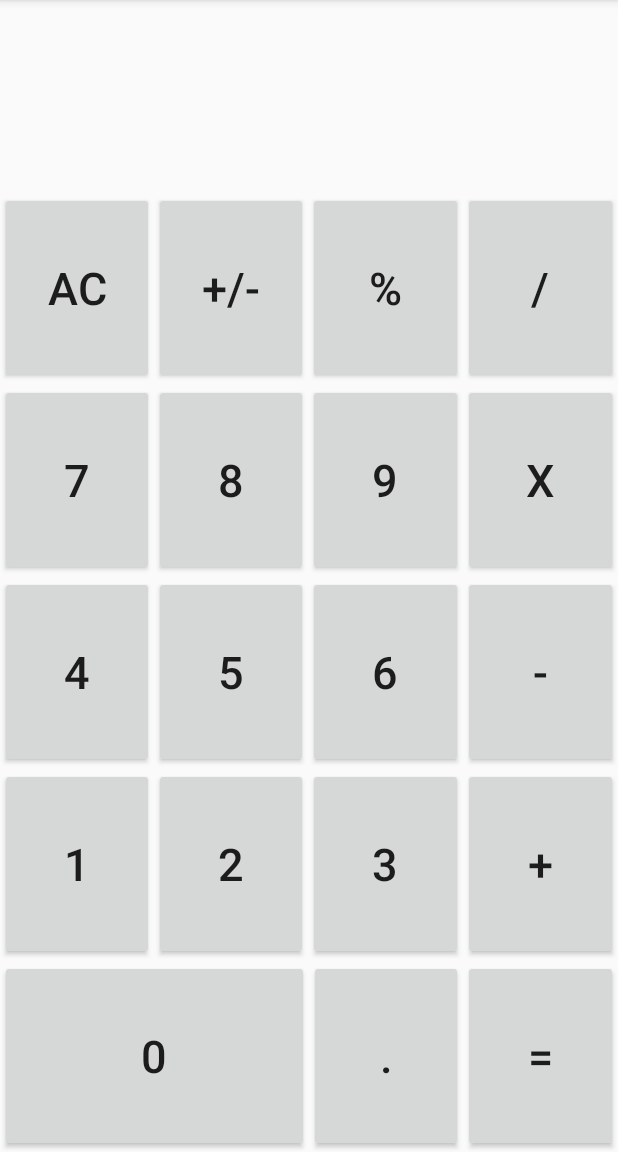
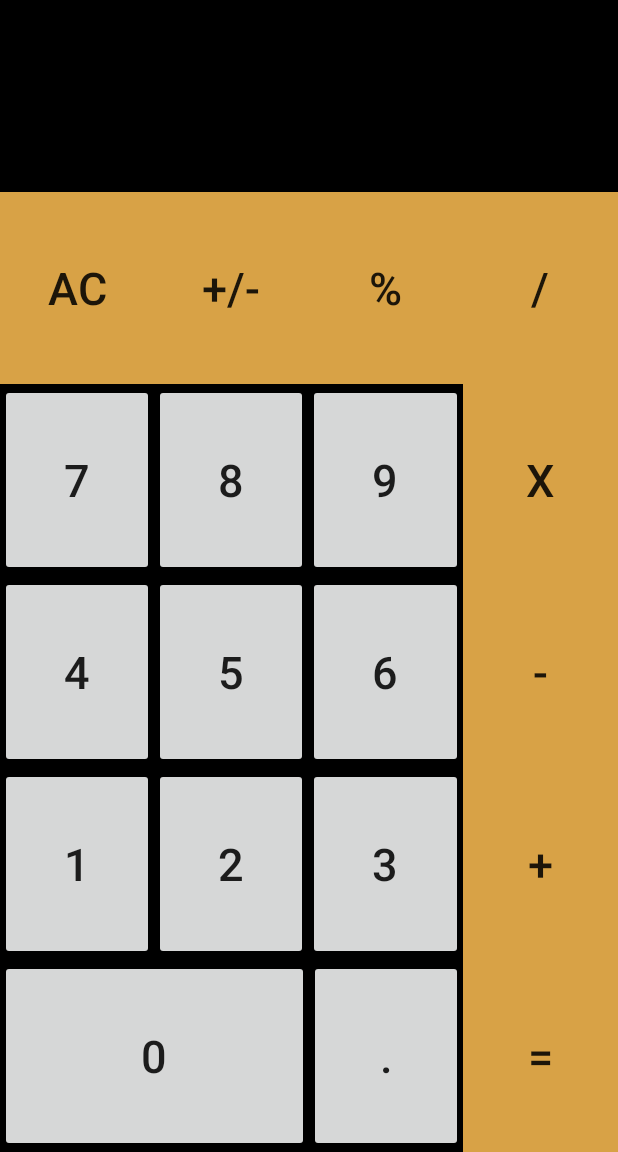
Before and after one commit to rickstart/Diplomado-Android-Chihuahua, an Android app: the screen it shows after launch (MainActivity), on a phone screen of 412 x 824 dp, the part 84-1236 px from its top. Run offline under Robolectric (Android 15) with nearby library versions, the phone set to English and light mode, and no system bars.

Commit message:
Complete 100% calculator

```diff
--- a/Calculator/app/src/main/res/layout/activity_main.xml
+++ b/Calculator/app/src/main/res/layout/activity_main.xml
@@ -1,7 +1,8 @@
 <LinearLayout xmlns:android="http://schemas.android.com/apk/res/android"
     xmlns:tools="http://schemas.android.com/tools" android:layout_width="match_parent"
     android:layout_height="match_parent" tools:context=".MainActivity"
-    android:orientation="vertical">
+    android:orientation="vertical"
+    android:background="@android:color/black">
 
     <TextView
         android:layout_width="match_parent"
@@ -11,7 +12,8 @@
         android:textSize="@dimen/font_big"
         android:gravity="right"
         android:layout_gravity="center"
-        android:padding="@dimen/padding_medium"/>
+        android:padding="@dimen/padding_medium"
+        android:textColor="@android:color/white"/>
 
     <LinearLayout
         android:layout_width="match_parent"
@@ -25,7 +27,8 @@
             android:layout_weight="1"
             android:text="@string/AC"
             android:id="@+id/btnAC"
-            android:textSize="@dimen/font_medium"/>
+            android:textSize="@dimen/font_medium"
+            android:background="@color/orange_custom"/>
 
         <Button
             android:layout_width="0dp"
@@ -33,21 +36,24 @@
             android:layout_weight="1"
             android:text="@string/sign"
             android:id="@+id/btnSign"
-            android:textSize="@dimen/font_medium"/>
+            android:textSize="@dimen/font_medium"
+            android:background="@color/orange_custom"/>
         <Button
             android:layout_width="0dp"
             android:layout_height="match_parent"
             android:layout_weight="1"
             android:text="@string/percent"
             android:id="@+id/btnPercent"
-            android:textSize="@dimen/font_medium"/>
+            android:textSize="@dimen/font_medium"
+            android:background="@color/orange_custom"/>
         <Button
             android:layout_width="0dp"
             android:layout_height="match_parent"
             android:layout_weight="1"
             android:text="@string/division"
             android:id="@+id/btnDivision"
-            android:textSize="@dimen/font_medium"/>
+            android:textSize="@dimen/font_medium"
+            android:background="@color/orange_custom"/>
 
 
     </LinearLayout>
@@ -85,7 +91,8 @@
             android:layout_weight="1"
             android:text="@string/multiply"
             android:id="@+id/btnMultiply"
-            android:textSize="@dimen/font_medium"/>
+            android:textSize="@dimen/font_medium"
+            android:background="@color/orange_custom"/>
 
 
     </LinearLayout>
@@ -124,7 +131,8 @@
             android:layout_weight="1"
             android:text="@string/less"
             android:id="@+id/btnLess"
-            android:textSize="@dimen/font_medium"/>
+            android:textSize="@dimen/font_medium"
+            android:background="@color/orange_custom"/>
 
 
     </LinearLayout>
@@ -163,7 +171,8 @@
             android:layout_weight="1"
             android:text="@string/plus"
             android:id="@+id/btnPlus"
-            android:textSize="@dimen/font_medium"/>
+            android:textSize="@dimen/font_medium"
+            android:background="@color/orange_custom"/>
 
 
     </LinearLayout>
@@ -195,7 +204,8 @@
             android:layout_weight="1"
             android:text="@string/equal"
             android:id="@+id/btnEqual"
-            android:textSize="@dimen/font_medium"/>
+            android:textSize="@dimen/font_medium"
+            android:background="@color/orange_custom"/>
 
 
 
--- /dev/null
+++ b/Calculator/app/src/main/res/values/colors.xml
@@ -0,0 +1,5 @@
+<?xml version="1.0" encoding="utf-8"?>
+<resources>
+    <color name="orange_custom">#D8A246</color>
+
+</resources>
```
Also changed, not shown: Calculator/app/src/main/java/com/mobintum/calculator/MainActivity.java (+40 -4 lines).
